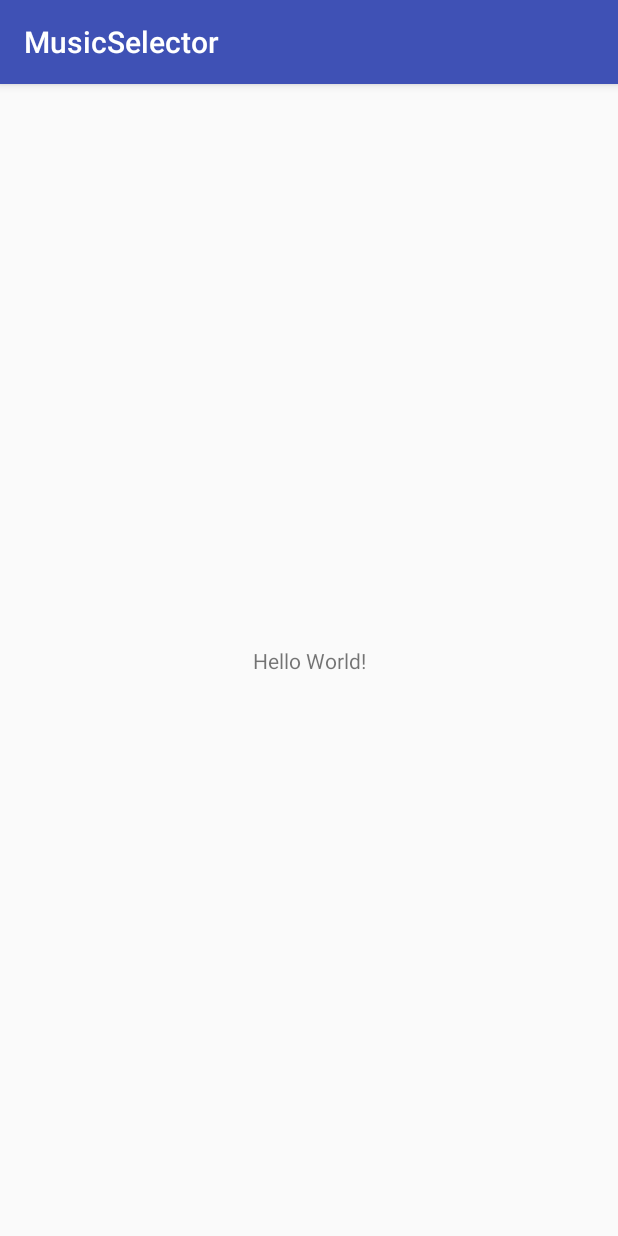
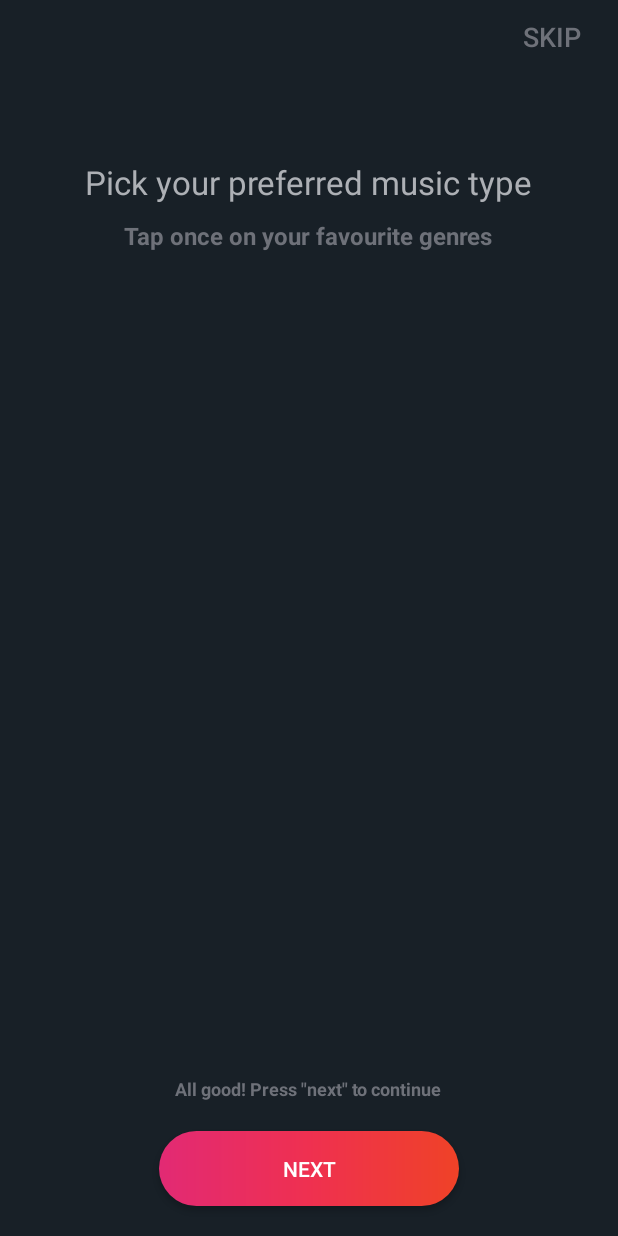
Before and after one commit to Jeong-minji/XmlProject, an Android app: the screen it shows after launch (MainActivity), on a phone screen of 412 x 824 dp. Run offline under Robolectric (Android 15) with nearby library versions, the phone set to English and light mode, and no system bars.

Commit message:
layout weight

```diff
--- a/MusicSelector/app/src/main/java/oom/music_selector/music_selector/MainActivity.java
+++ b/MusicSelector/app/src/main/java/oom/music_selector/music_selector/MainActivity.java
@@ -11,5 +11,7 @@ public class MainActivity extends AppCompatActivity {
     protected void onCreate(Bundle savedInstanceState) {
         super.onCreate(savedInstanceState);
         setContentView(R.layout.activity_main);
+
+
     }
 }
--- /dev/null
+++ b/MusicSelector/app/src/main/res/drawable/btn_next_background.xml
@@ -0,0 +1,18 @@
+<?xml version="1.0" encoding="utf-8"?>
+<shape
+    xmlns:android="http://schemas.android.com/apk/res/android"
+    android:shape="rectangle">
+
+    <gradient
+        android:startColor="#E22A74"
+        android:centerColor="#EF3050"
+        android:endColor="#EF4227"/>
+
+    <corners
+        android:radius="50dp"/>
+
+    <size
+        android:width="200dp"
+        android:height="50dp"/>
+
+</shape>
--- a/MusicSelector/app/src/main/res/layout/activity_main.xml
+++ b/MusicSelector/app/src/main/res/layout/activity_main.xml
@@ -1,18 +1,102 @@
 <?xml version="1.0" encoding="utf-8"?>
-<android.support.constraint.ConstraintLayout xmlns:android="http://schemas.android.com/apk/res/android"
+<LinearLayout xmlns:android="http://schemas.android.com/apk/res/android"
     xmlns:app="http://schemas.android.com/apk/res-auto"
     xmlns:tools="http://schemas.android.com/tools"
     android:layout_width="match_parent"
     android:layout_height="match_parent"
-    tools:context="oom.music_selector.musicselector.oom.music_selector.music_selector.MainActivity">
+    android:background="@color/colorPrimary"
+    android:orientation="vertical">
 
-    <TextView
-        android:layout_width="wrap_content"
-        android:layout_height="wrap_content"
-        android:text="Hello World!"
-        app:layout_constraintBottom_toBottomOf="parent"
-        app:layout_constraintLeft_toLeftOf="parent"
-        app:layout_constraintRight_toRightOf="parent"
-        app:layout_constraintTop_toTopOf="parent" />
+    <android.support.v7.widget.Toolbar
+        android:layout_width="match_parent"
+        android:layout_height="50dp"
+        app:contentInsetStart="0dp">
 
-</android.support.constraint.ConstraintLayout>
+        <RelativeLayout
+            android:layout_width="match_parent"
+            android:layout_height="match_parent"
+            android:gravity="center_vertical">
+
+            <Button
+                android:id="@+id/btn_skip"
+                android:layout_width="wrap_content"
+                android:layout_height="40dp"
+                android:layout_alignParentRight="true"
+                android:background="#00000000"
+                android:text="SKIP"
+                android:textColor="#6e7179"
+                android:textSize="18sp"/>
+        </RelativeLayout>
+
+    </android.support.v7.widget.Toolbar>
+
+    <LinearLayout
+        android:layout_width="match_parent"
+        android:layout_height="0dp"
+        android:layout_weight="1"
+        android:gravity="center"
+        android:orientation="vertical">
+
+        <TextView
+            android:layout_width="wrap_content"
+            android:layout_height="wrap_content"
+            android:text="Pick your preferred music type"
+            android:textColor="#adb0b5"
+            android:textSize="22sp"/>
+
+        <TextView
+            android:layout_width="wrap_content"
+            android:layout_height="wrap_content"
+            android:text="Tap once on your favourite genres"
+            android:textColor="#6e7179"
+            android:textStyle="bold"
+            android:textSize="16sp"
+            android:layout_marginTop="10dp"/>
+
+    </LinearLayout>
+
+    <LinearLayout
+        android:layout_width="match_parent"
+        android:layout_height="0dp"
+        android:layout_weight="2.4">
+
+    </LinearLayout>
+
+    <LinearLayout
+        android:layout_width="match_parent"
+        android:layout_height="0dp"
+        android:layout_weight="1"
+        android:orientation="vertical">
+
+        <RelativeLayout
+            android:layout_width="match_parent"
+            android:layout_height="match_parent">
+
+            <TextView
+                android:layout_width="wrap_content"
+                android:layout_height="wrap_content"
+                android:layout_above="@id/btn_next"
+                android:layout_centerHorizontal="true"
+                android:text="All good! Press &quot;next&quot; to continue"
+                android:textColor="#6e7179"
+                android:textSize="12sp"
+                android:textStyle="bold" />
+
+            <Button
+                android:id="@+id/btn_next"
+                android:layout_width="wrap_content"
+                android:layout_height="wrap_content"
+                android:layout_centerHorizontal="true"
+
+                android:layout_alignParentBottom="true"
+                android:layout_margin="20dp"
+                android:background="@drawable/btn_next_background"
+                android:text="NEXT"
+                android:textColor="#ffffff" />
+
+
+        </RelativeLayout>
+
+    </LinearLayout>
+
+</LinearLayout>
--- a/MusicSelector/app/src/main/res/values/colors.xml
+++ b/MusicSelector/app/src/main/res/values/colors.xml
@@ -1,6 +1,6 @@
 <?xml version="1.0" encoding="utf-8"?>
 <resources>
-    <color name="colorPrimary">#3F51B5</color>
+    <color name="colorPrimary">#182027</color>
     <color name="colorPrimaryDark">#303F9F</color>
     <color name="colorAccent">#FF4081</color>
 </resources>
--- a/MusicSelector/app/src/main/res/values/styles.xml
+++ b/MusicSelector/app/src/main/res/values/styles.xml
@@ -1,7 +1,7 @@
 <resources>
 
     <!-- Base application theme. -->
-    <style name="AppTheme" parent="Theme.AppCompat.Light.DarkActionBar">
+    <style name="AppTheme" parent="Theme.AppCompat.Light.NoActionBar">
         <!-- Customize your theme here. -->
         <item name="colorPrimary">@color/colorPrimary</item>
         <item name="colorPrimaryDark">@color/colorPrimaryDark</item>
```
Also changed, not shown: MusicSelector/app/src/main/res/drawable/24651020_900964566721308_1330577830_o.png (added).
